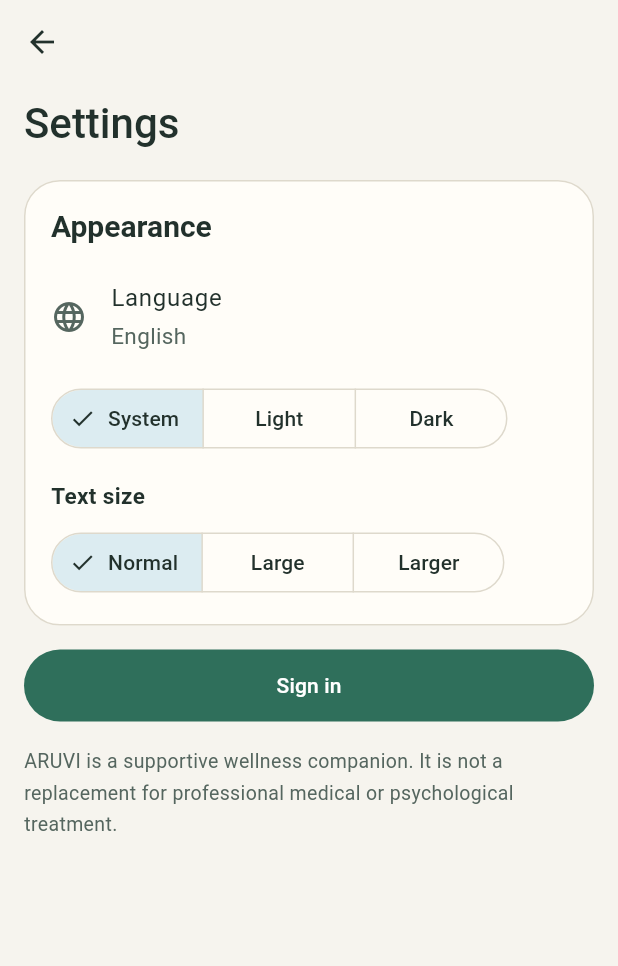
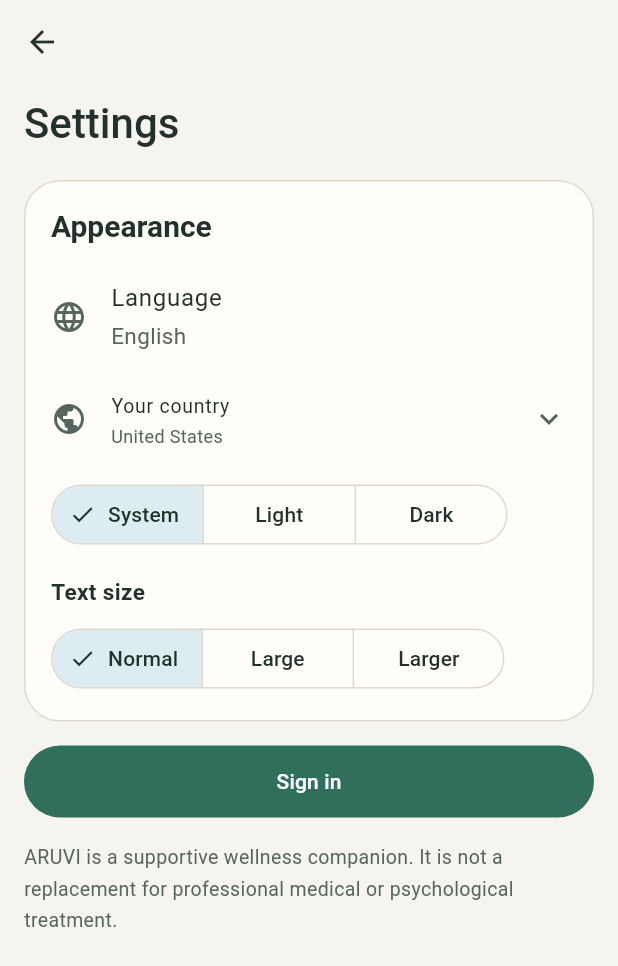
Before and after one commit to ThuryaNikethani/aruvi-wellness, a Flutter app: the SettingsScreen screen opened by its route, on a phone screen of 412 x 824 dp. Shown: the top 966 px of the screen. Run offline on Flutter 3.47's test engine with Material 3 defaults, Android fonts, the phone set to English and light mode, and no system bars; our stand-ins replace flutter_secure_storage, shared_preferences; accounts and stored records are empty; network calls fail.

Commit message:
Add helpline country to mobile settings

```diff
--- a/mobile/lib/screens/settings_screen.dart
+++ b/mobile/lib/screens/settings_screen.dart
@@ -112,6 +112,7 @@ class _SettingsScreenState extends State<SettingsScreen> {
               subtitle: Text(localeNames[app.locale] ?? app.locale),
               onTap: _pickLanguage,
             ),
+            const CountryTile(),
             const SizedBox(height: 8),
             SegmentedButton<ThemeMode>(
               segments: [
```
